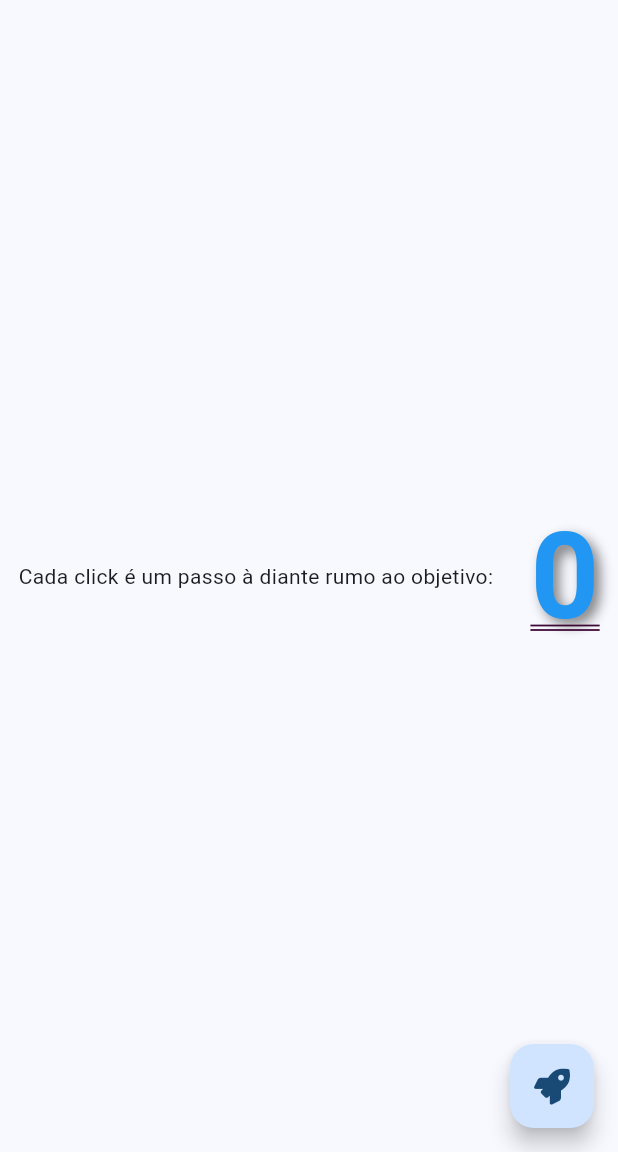
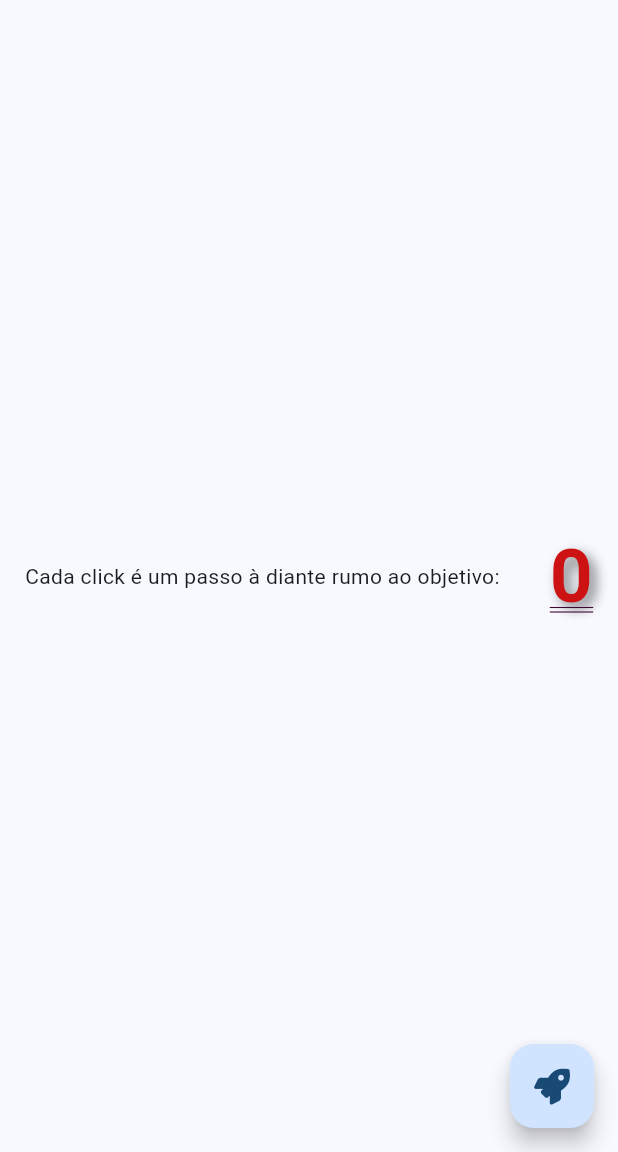
Before and after one commit to MateusOliveira991/projeto-flutter-modulo2, a Flutter app: the screen it shows after launch, on a phone screen of 412 x 824 dp, the part 84-1236 px from its top. Run offline on Flutter 3.47's test engine with Material 3 defaults, Android fonts, the phone set to English and light mode, and no system bars; our stand-ins replace font_awesome_flutter.

Commit message:
Feat: Estilização do fundo e atualização da estilização número

```diff
--- a/lib/main.dart
+++ b/lib/main.dart
@@ -14,7 +14,10 @@ class MyApp extends StatelessWidget {
     return MaterialApp(
       title: 'Fluttuando',
       theme: ThemeData(
-        colorScheme: ColorScheme.fromSeed(seedColor: Colors.blue),
+        colorScheme: ColorScheme.fromSeed(
+          seedColor: Colors.blue,
+          background:   const Color.fromARGB(255, 153, 236, 9),
+        ),
         useMaterial3: true,
       ),
       home: const MyHomePage(title: 'Fluttuando'),
@@ -57,9 +60,9 @@ class _MyHomePageState extends State<MyHomePage> {
             Text(
               '$_counter',
               style: TextStyle(
-                fontSize: 80,
+                fontSize: 50,
                 fontWeight: FontWeight.bold,
-                color: Colors.blue,
+                color:  const Color.fromARGB(255, 204, 18, 18),
                 shadows: [
                   Shadow(
                     blurRadius: 10,
@@ -68,7 +71,8 @@ class _MyHomePageState extends State<MyHomePage> {
                   ),
                 ],
                 decoration: TextDecoration.underline, // Adiciona sublinhado
-                decorationColor:const Color.fromARGB(255, 63, 7, 51), //sublinHado
+                decorationColor:
+                    const Color.fromARGB(255, 63, 7, 51), //sublinHado
                 decorationThickness: 0.3, // Espessura
                 decorationStyle:
                     TextDecorationStyle.double, //duas linhas de baixo
```
